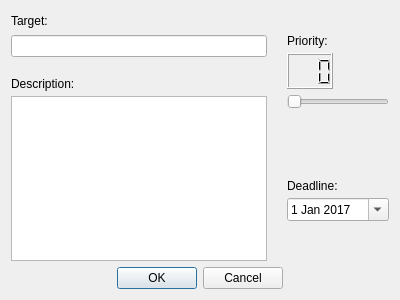
AndreyFedchuk/Organizer, file dialogaddtarget.ui: the form before one commit.
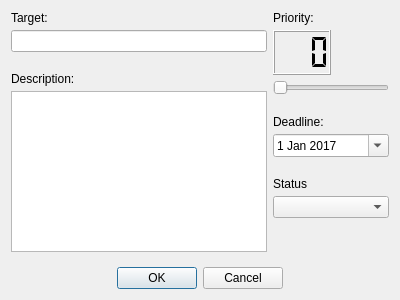
The form after the commit.

Patch:
```diff
--- a/dialogaddtarget.ui
+++ b/dialogaddtarget.ui
@@ -13,25 +13,15 @@
   <property name="windowTitle">
    <string>Add target</string>
   </property>
-  <layout class="QVBoxLayout" name="verticalLayout_5">
+  <layout class="QVBoxLayout" name="verticalLayout_8">
    <item>
-    <layout class="QGridLayout" name="gridLayout">
-     <property name="leftMargin">
-      <number>0</number>
-     </property>
-     <property name="topMargin">
-      <number>0</number>
-     </property>
-     <property name="rightMargin">
-      <number>0</number>
-     </property>
-     <property name="bottomMargin">
-      <number>0</number>
-     </property>
+    <layout class="QHBoxLayout" name="horizontalLayout_2">
+     <item>
+      <layout class="QVBoxLayout" name="verticalLayout_7">
      <property name="spacing">
       <number>20</number>
      </property>
-     <item row="0" column="0">
+       <item>
       <layout class="QVBoxLayout" name="verticalLayout">
        <property name="spacing">
         <number>5</number>
@@ -48,13 +38,47 @@
        </item>
       </layout>
      </item>
-     <item row="0" column="1" rowspan="2">
-      <layout class="QVBoxLayout" name="verticalLayout_3" stretch="0,0,0">
+       <item>
+        <layout class="QVBoxLayout" name="verticalLayout_2">
        <property name="spacing">
         <number>5</number>
        </property>
-       <property name="bottomMargin">
-        <number>50</number>
+         <item>
+          <widget class="QLabel" name="m_plblDesc">
+           <property name="text">
+            <string>Description:</string>
+           </property>
+          </widget>
+         </item>
+         <item>
+          <widget class="QTextEdit" name="m_ptxtDesc"/>
+         </item>
+         <item>
+          <spacer name="verticalSpacer_2">
+           <property name="orientation">
+            <enum>Qt::Vertical</enum>
+           </property>
+           <property name="sizeHint" stdset="0">
+            <size>
+             <width>20</width>
+             <height>40</height>
+            </size>
+           </property>
+          </spacer>
+         </item>
+        </layout>
+       </item>
+      </layout>
+     </item>
+     <item>
+      <layout class="QVBoxLayout" name="verticalLayout_6">
+       <property name="spacing">
+        <number>20</number>
+       </property>
+       <item>
+        <layout class="QVBoxLayout" name="verticalLayout_4">
+         <property name="spacing">
+          <number>5</number>
        </property>
        <item>
         <widget class="QLabel" name="m_plblPrior">
@@ -85,6 +109,12 @@
          </property>
          <item>
           <widget class="QLCDNumber" name="m_plcdPrior">
+             <property name="sizePolicy">
+              <sizepolicy hsizetype="MinimumExpanding" vsizetype="MinimumExpanding">
+               <horstretch>0</horstretch>
+               <verstretch>0</verstretch>
+              </sizepolicy>
+             </property>
            <property name="frameShadow">
             <enum>QFrame::Raised</enum>
            </property>
@@ -94,6 +124,9 @@
            <property name="digitCount">
             <number>3</number>
            </property>
+             <property name="segmentStyle">
+              <enum>QLCDNumber::Flat</enum>
+             </property>
           </widget>
          </item>
          <item>
@@ -113,6 +146,9 @@
        </item>
        <item>
         <widget class="QSlider" name="m_psldPrior">
+           <property name="maximum">
+            <number>100</number>
+           </property>
          <property name="orientation">
           <enum>Qt::Horizontal</enum>
          </property>
@@ -120,38 +156,18 @@
        </item>
       </layout>
      </item>
-     <item row="1" column="0" rowspan="2">
-      <layout class="QVBoxLayout" name="verticalLayout_2">
-       <property name="spacing">
-        <number>5</number>
-       </property>
        <item>
-        <widget class="QLabel" name="m_plblDesc">
-         <property name="text">
-          <string>Description:</string>
-         </property>
-        </widget>
-       </item>
-       <item>
-        <widget class="QTextEdit" name="m_ptxtDesc"/>
-       </item>
-      </layout>
-     </item>
-     <item row="2" column="1">
-      <layout class="QVBoxLayout" name="verticalLayout_4">
+        <layout class="QVBoxLayout" name="verticalLayout_3">
        <property name="spacing">
         <number>5</number>
        </property>
-       <property name="bottomMargin">
-        <number>40</number>
-       </property>
        <item>
         <widget class="QLabel" name="m_plblDeadline">
          <property name="text">
           <string>Deadline:</string>
          </property>
          <property name="alignment">
-          <set>Qt::AlignBottom|Qt::AlignLeading|Qt::AlignLeft</set>
+            <set>Qt::AlignLeading|Qt::AlignLeft|Qt::AlignVCenter</set>
          </property>
         </widget>
        </item>
@@ -174,6 +190,38 @@
           <bool>true</bool>
          </property>
         </widget>
+         </item>
+        </layout>
+       </item>
+       <item>
+        <layout class="QVBoxLayout" name="verticalLayout_5">
+         <property name="spacing">
+          <number>5</number>
+         </property>
+         <item>
+          <widget class="QLabel" name="label">
+           <property name="text">
+            <string>Status</string>
+           </property>
+          </widget>
+         </item>
+         <item>
+          <widget class="QComboBox" name="m_pcmboBoxStatus"/>
+         </item>
+         <item>
+          <spacer name="verticalSpacer">
+           <property name="orientation">
+            <enum>Qt::Vertical</enum>
+           </property>
+           <property name="sizeHint" stdset="0">
+            <size>
+             <width>20</width>
+             <height>40</height>
+            </size>
+           </property>
+          </spacer>
+         </item>
+        </layout>
        </item>
       </layout>
      </item>
```
Lines whose indentation alone changed are shown as unchanged.
